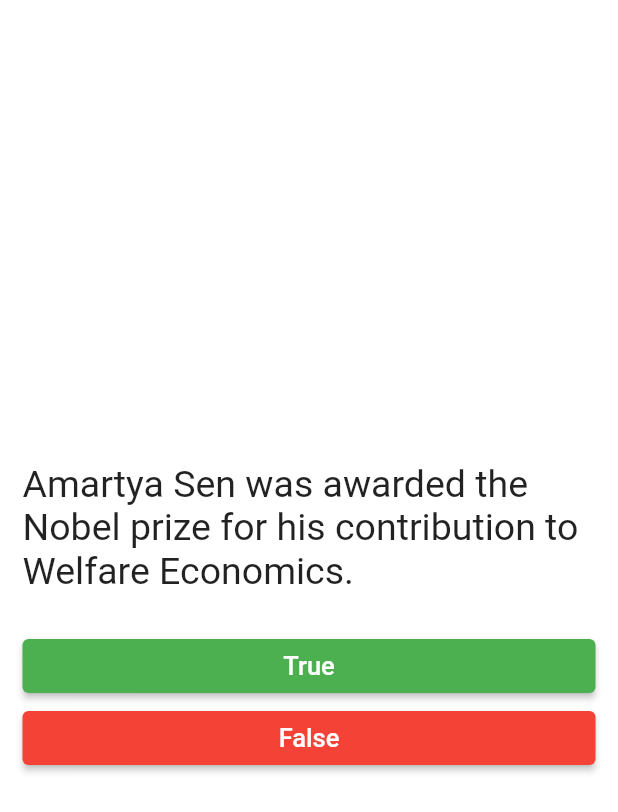
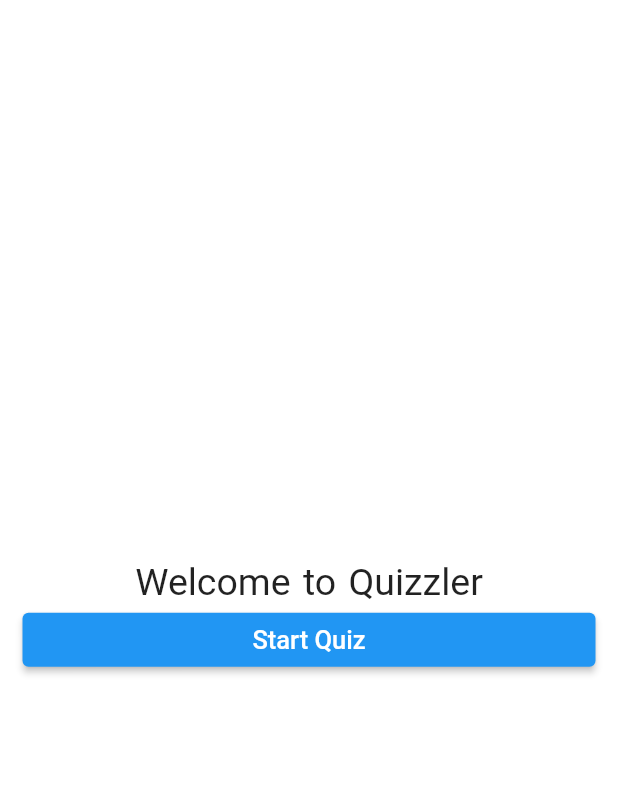
Before and after one commit to Prakhar2505/Fun-with-Flutter, a Flutter app: the screen it shows after launch, on a phone screen of 412 x 824 dp. Shown: the top 812 px of the screen. Run offline on Flutter 3.47's test engine with Material 2 defaults, Android fonts, the phone set to English and light mode, and no system bars; our stand-ins replace audioplayers, hexcolor.

Commit message:
Start menu added

```diff
--- a/quizzler/lib/main.dart
+++ b/quizzler/lib/main.dart
@@ -10,7 +10,7 @@ class Home extends StatefulWidget {
 }
 
 class _HomeState extends State<Home> {
-  int k = 0;
+  int k = -1;
   int score = 0;
   List questions = [
     'Amartya Sen was awarded the Nobel prize for his contribution to Welfare Economics.',
@@ -46,7 +46,30 @@ class _HomeState extends State<Home> {
   }
 
   Column mainBox() {
-    if (k < 10) {
+    if (k == -1) {
+      return Column(
+          mainAxisAlignment: MainAxisAlignment.center,
+          crossAxisAlignment: CrossAxisAlignment.stretch,
+          children: <Widget>[
+            Center(
+              child: Text(
+                'Welcome to Quizzler',
+                style: TextStyle(fontSize: 25, wordSpacing: 2.0),
+              ),
+            ),
+            ElevatedButton(
+              onPressed: () {
+                setState(() {
+                  k = 0;
+                });
+              },
+              child: Text(
+                'Start Quiz',
+                style: TextStyle(color: Colors.white, fontSize: 17),
+              ),
+            ),
+          ]);
+    } else if (k < 10) {
       return Column(
         mainAxisAlignment: MainAxisAlignment.center,
         crossAxisAlignment: CrossAxisAlignment.stretch,
@@ -85,19 +108,31 @@ class _HomeState extends State<Home> {
         mainAxisAlignment: MainAxisAlignment.center,
         crossAxisAlignment: CrossAxisAlignment.stretch,
         children: <Widget>[
-          Center(child: Text('ThankYou.',style: TextStyle(fontSize: 25,wordSpacing: 2.0),),),
-          Center(child: Text('Your Score is $score .',style: TextStyle(fontSize: 25,wordSpacing: 2.0),),),
+          Center(
+            child: Text(
+              'ThankYou.',
+              style: TextStyle(fontSize: 25, wordSpacing: 2.0),
+            ),
+          ),
+          Center(
+            child: Text(
+              'Your Score is $score .',
+              style: TextStyle(fontSize: 25, wordSpacing: 2.0),
+            ),
+          ),
           ElevatedButton(
-    onPressed: () { setState(() {
-      k=0;
-      score=0;
-      scoreKeeper=[];
+            onPressed: () {
+              setState(() {
+                k = 0;
+                score = 0;
+                scoreKeeper = [];
               });
             },
             child: Text(
               'Restart',
               style: TextStyle(color: Colors.white, fontSize: 17),
-    ),),
+            ),
+          ),
         ],
       );
     }
```
Lines whose indentation alone changed are shown as unchanged.
